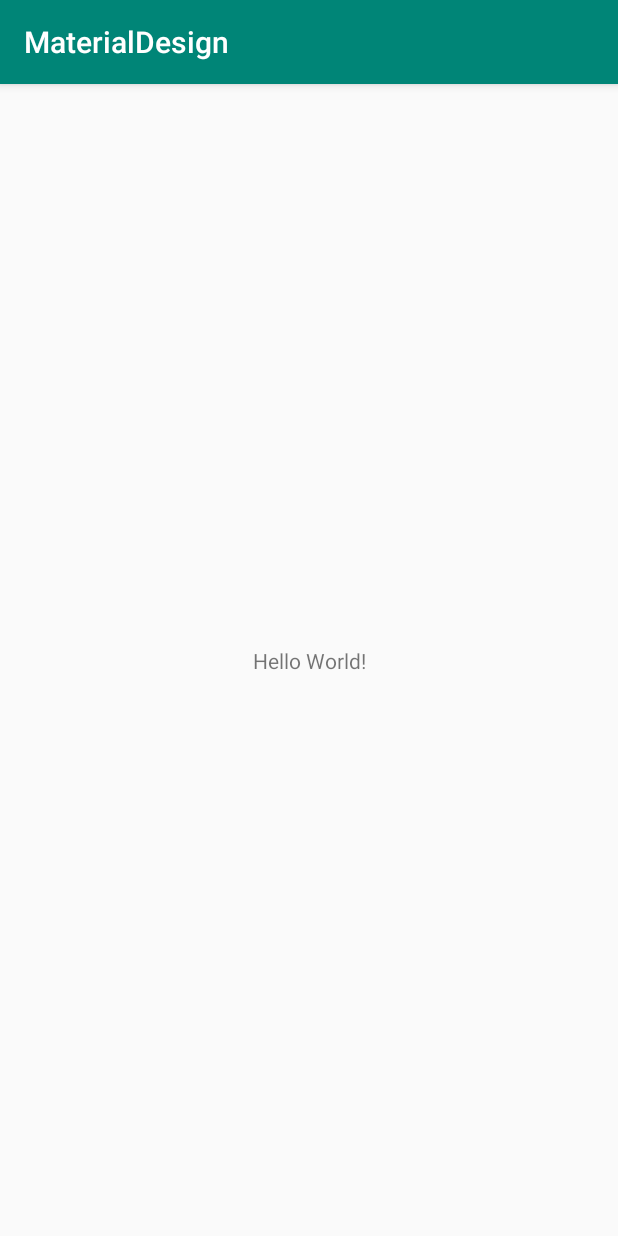
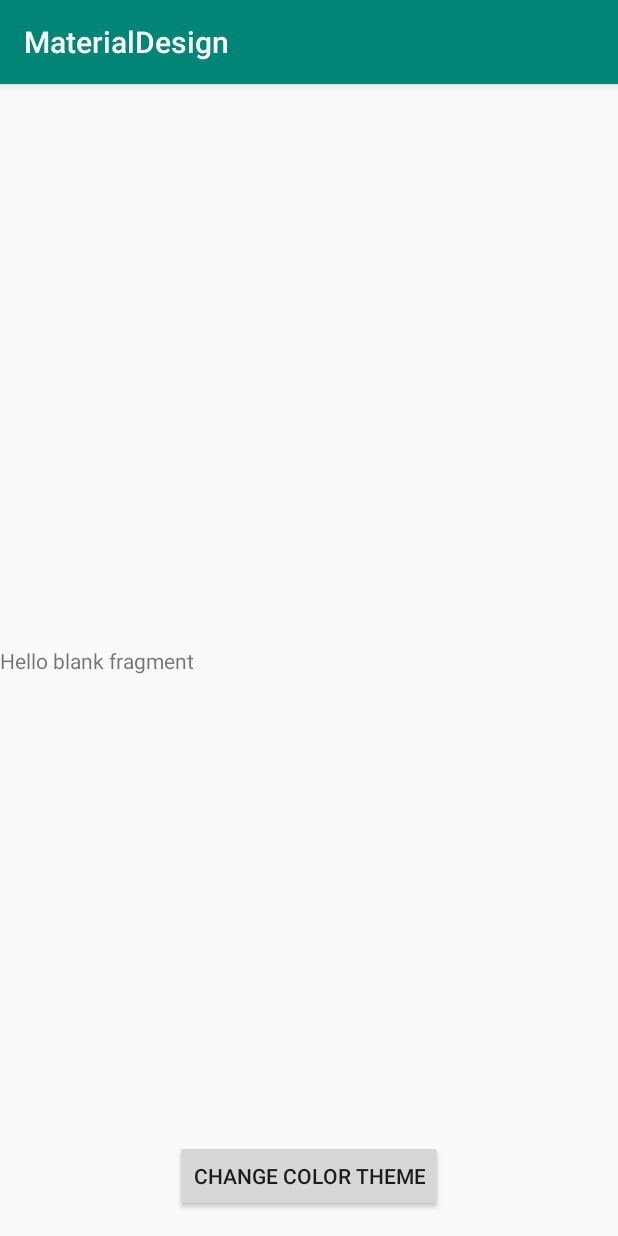
Before and after one commit to sergioOzzon/MaterialDesign, an Android app: the screen it shows after launch (MainActivity), on a phone screen of 412 x 824 dp. Run offline under Robolectric (Android 15) with nearby library versions, the phone set to English and light mode, and no system bars.

Commit message:
added MainActivity layout

```diff
--- a/app/build.gradle
+++ b/app/build.gradle
@@ -21,9 +21,10 @@ android {
 
 dependencies {
     implementation fileTree(dir: 'libs', include: ['*.jar'])
-    implementation 'androidx.appcompat:appcompat:1.0.2'
+    implementation 'androidx.appcompat:appcompat:1.1.0'
     implementation 'androidx.constraintlayout:constraintlayout:1.1.3'
+    implementation 'androidx.legacy:legacy-support-v4:1.0.0'
     testImplementation 'junit:junit:4.12'
     androidTestImplementation 'androidx.test.ext:junit:1.1.0'
-    androidTestImplementation 'androidx.test.espresso:espresso-core:3.1.1'
+    androidTestImplementation 'androidx.test.espresso:espresso-core:3.2.0'
 }
--- /dev/null
+++ b/app/src/main/java/com/example/materialdesign/PhotoFragment.java
@@ -0,0 +1,59 @@
+package com.example.materialdesign;
+
+import android.os.Bundle;
+
+import androidx.fragment.app.Fragment;
+
+import android.view.LayoutInflater;
+import android.view.View;
+import android.view.ViewGroup;
+
+public class PhotoFragment extends Fragment {
+    // TODO: Rename parameter arguments, choose names that match
+    // the fragment initialization parameters, e.g. ARG_ITEM_NUMBER
+    private static final String ARG_PARAM1 = "param1";
+    private static final String ARG_PARAM2 = "param2";
+
+    // TODO: Rename and change types of parameters
+    private String mParam1;
+    private String mParam2;
+
+    public PhotoFragment() {
+        // Required empty public constructor
+    }
+
+    /**
+     * Use this factory method to create a new instance of
+     * this fragment using the provided parameters.
+     *
+     * @param param1 Parameter 1.
+     * @param param2 Parameter 2.
+     * @return A new instance of fragment PhotoFragment.
+     */
+    // TODO: Rename and change types and number of parameters
+    public static PhotoFragment newInstance(String param1, String param2) {
+        PhotoFragment fragment = new PhotoFragment();
+        Bundle args = new Bundle();
+        args.putString(ARG_PARAM1, param1);
+        args.putString(ARG_PARAM2, param2);
+        fragment.setArguments(args);
+        return fragment;
+    }
+
+    @Override
+    public void onCreate(Bundle savedInstanceState) {
+        super.onCreate(savedInstanceState);
+        if (getArguments() != null) {
+            mParam1 = getArguments().getString(ARG_PARAM1);
+            mParam2 = getArguments().getString(ARG_PARAM2);
+        }
+    }
+
+    @Override
+    public View onCreateView(LayoutInflater inflater, ViewGroup container,
+                             Bundle savedInstanceState) {
+        // Inflate the layout for this fragment
+        return inflater.inflate(R.layout.fragment_photos, container, false);
+    }
+
+}
--- a/app/src/main/res/layout/activity_main.xml
+++ b/app/src/main/res/layout/activity_main.xml
@@ -6,13 +6,29 @@
     android:layout_height="match_parent"
     tools:context=".MainActivity">
 
-    <TextView
+    <FrameLayout
+        android:id="@+id/fragment_container"
+        android:layout_width="0dp"
+        android:layout_height="wrap_content"
+        app:layout_constraintBottom_toBottomOf="parent"
+        app:layout_constraintEnd_toEndOf="parent"
+        app:layout_constraintStart_toStartOf="parent"
+        app:layout_constraintTop_toTopOf="parent">
+
+        <fragment
+            android:id="@+id/fragment"
+            android:name="com.example.materialdesign.PhotoFragment"
+            android:layout_width="match_parent"
+            android:layout_height="match_parent" />
+    </FrameLayout>
+
+    <Button
+        android:id="@+id/button"
         android:layout_width="wrap_content"
         android:layout_height="wrap_content"
-        android:text="Hello World!"
+        android:layout_marginBottom="16dp"
+        android:text="@string/change_color_theme"
         app:layout_constraintBottom_toBottomOf="parent"
-        app:layout_constraintLeft_toLeftOf="parent"
-        app:layout_constraintRight_toRightOf="parent"
-        app:layout_constraintTop_toTopOf="parent" />
-
+        app:layout_constraintEnd_toEndOf="parent"
+        app:layout_constraintStart_toStartOf="parent" />
 </androidx.constraintlayout.widget.ConstraintLayout>
--- /dev/null
+++ b/app/src/main/res/layout/fragment_photos.xml
@@ -0,0 +1,14 @@
+<?xml version="1.0" encoding="utf-8"?>
+<FrameLayout xmlns:android="http://schemas.android.com/apk/res/android"
+    xmlns:tools="http://schemas.android.com/tools"
+    android:layout_width="match_parent"
+    android:layout_height="match_parent"
+    tools:context=".PhotoFragment">
+
+    <!-- TODO: Update blank fragment layout -->
+    <TextView
+        android:layout_width="match_parent"
+        android:layout_height="match_parent"
+        android:text="@string/hello_blank_fragment" />
+
+</FrameLayout>
--- a/app/src/main/res/values/strings.xml
+++ b/app/src/main/res/values/strings.xml
@@ -1,3 +1,7 @@
 <resources>
     <string name="app_name">MaterialDesign</string>
+
+    <!-- TODO: Remove or change this placeholder text -->
+    <string name="hello_blank_fragment">Hello blank fragment</string>
+    <string name="change_color_theme">Change color theme</string>
 </resources>
```
